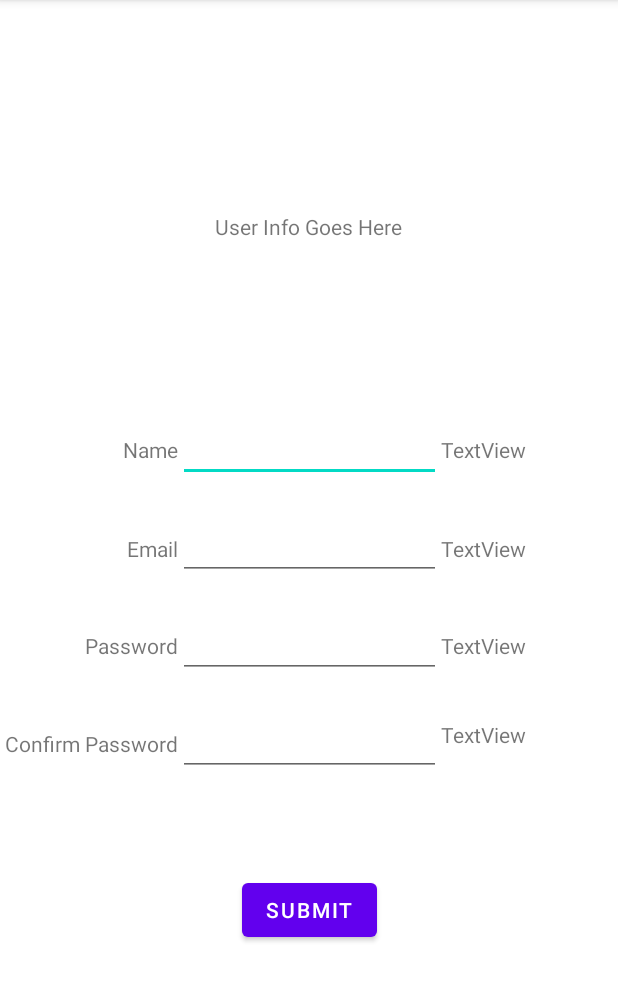
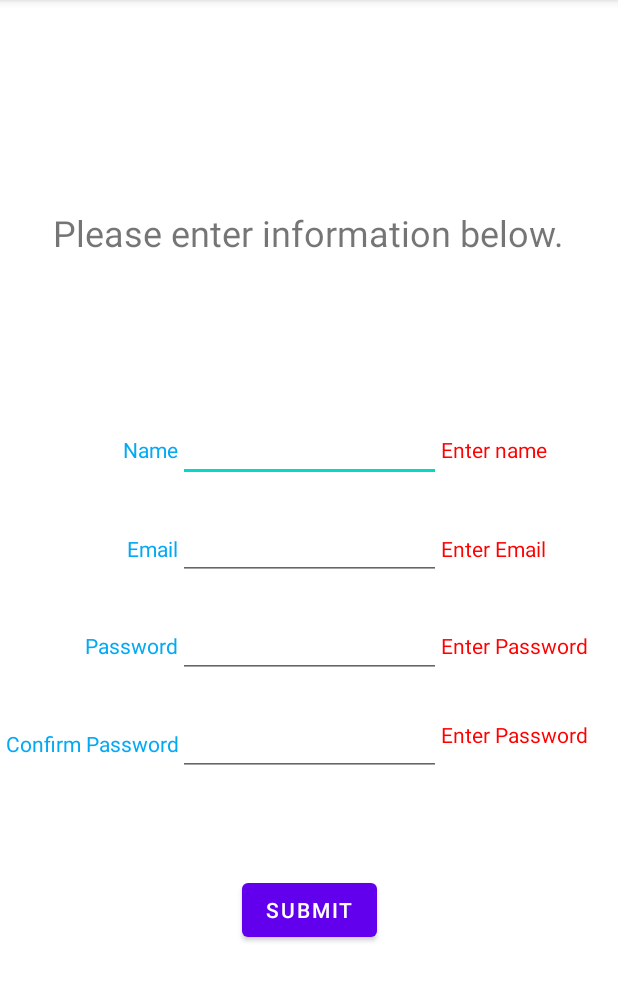
Before and after one commit to PolskaTag/SignUpForm, an Android app: the screen it shows after launch (MainActivity), after a tap on "SUBMIT", on a phone screen of 412 x 824 dp, the part 84-1086 px from its top. Run offline under Robolectric (Android 15) with nearby library versions, the phone set to English and light mode, and no system bars.

Commit message:
Finished main + customized design

```diff
--- a/app/src/main/java/edu/temple/signupform/MainActivity.java
+++ b/app/src/main/java/edu/temple/signupform/MainActivity.java
@@ -37,10 +37,45 @@ public class MainActivity extends AppCompatActivity {
         findViewById(R.id.button).setOnClickListener(new View.OnClickListener() {
             @Override
             public void onClick(View v) {
+                reset_errors();
+                boolean filled = true;
+
+                if("".equals(name.getText().toString())){
+                    name_err.setText("Enter name");
+                    filled = false;
+                }
+                if("".equals(email.getText().toString())){
+                    email_err.setText("Enter Email");
+                    filled = false;
+                }
+                if("".equals(password.getText().toString())){
+                    password_err.setText("Enter Password");
+                    filled = false;
+                }
+                if("".equals(password_conf.getText().toString())){
+                    password_conf_err.setText("Enter Password");
+                    filled = false;
+                }
+                // All info supplied, check password match
+                if(filled) {
+                    if(password.getText().toString().equals(password_conf.getText().toString())){
+                        message_area.setText("Welcome " + name.getText().toString() + " to SignUpForm!");
+                    }
+                    else {
+                        password_conf_err.setText("No match!");
+                    }
+
+                }
 
             }
         });
 
-
+    }
+    public void reset_errors(){
+        message_area.setText("Please enter information below.");
+        name_err.setText("");
+        email_err.setText("");
+        password_err.setText("");
+        password_conf_err.setText("");
     }
 }
--- a/app/src/main/res/layout/activity_main.xml
+++ b/app/src/main/res/layout/activity_main.xml
@@ -10,7 +10,8 @@
         android:id="@+id/messageArea_text"
         android:layout_width="wrap_content"
         android:layout_height="wrap_content"
-        android:text="User Info Goes Here"
+        android:text="Please enter information below."
+        android:textSize="24sp"
         app:layout_constraintBottom_toBottomOf="parent"
         app:layout_constraintHorizontal_bias="0.498"
         app:layout_constraintLeft_toLeftOf="parent"
@@ -70,43 +71,50 @@
         app:layout_constraintTop_toBottomOf="@+id/person_name_text" />
 
     <TextView
-        android:id="@+id/textView"
+        android:id="@+id/name_label"
         android:layout_width="wrap_content"
         android:layout_height="wrap_content"
         android:text="Name"
+        android:textColor="#03A9F4"
         app:layout_constraintBaseline_toBaselineOf="@+id/person_name_text"
         app:layout_constraintEnd_toStartOf="@+id/person_name_text" />
 
     <TextView
-        android:id="@+id/textView2"
+        android:id="@+id/email_label"
         android:layout_width="wrap_content"
         android:layout_height="wrap_content"
         android:layout_marginBottom="11dp"
         android:text="Email"
+        android:textColor="#03A9F4"
         app:layout_constraintBottom_toBottomOf="@+id/email_text"
         app:layout_constraintEnd_toStartOf="@+id/email_text" />
 
     <TextView
-        android:id="@+id/textView3"
+        android:id="@+id/password_label"
         android:layout_width="wrap_content"
         android:layout_height="wrap_content"
         android:text="Password"
+        android:textColor="#03A9F4"
         app:layout_constraintBaseline_toBaselineOf="@+id/password_text"
         app:layout_constraintEnd_toStartOf="@+id/password_text" />
 
     <TextView
-        android:id="@+id/textView4"
-        android:layout_width="wrap_content"
+        android:id="@+id/password_conf_label"
+        android:layout_width="0dp"
         android:layout_height="wrap_content"
+        android:gravity="right"
+        android:scrollHorizontally="false"
         android:text="Confirm Password"
+        android:textColor="#03A9F4"
         app:layout_constraintBaseline_toBaselineOf="@+id/passwordconf_text"
-        app:layout_constraintEnd_toStartOf="@+id/passwordconf_text" />
+        app:layout_constraintEnd_toStartOf="@+id/passwordconf_text"
+        app:layout_constraintStart_toStartOf="parent" />
 
     <TextView
         android:id="@+id/name_err"
         android:layout_width="wrap_content"
         android:layout_height="wrap_content"
-        android:text="TextView"
+        android:textColor="#FF0000"
         app:layout_constraintBaseline_toBaselineOf="@+id/person_name_text"
         app:layout_constraintStart_toEndOf="@+id/person_name_text" />
 
@@ -115,15 +123,16 @@
         android:layout_width="wrap_content"
         android:layout_height="wrap_content"
         android:layout_marginBottom="11dp"
-        android:text="TextView"
+        android:textColor="#FF0000"
         app:layout_constraintBottom_toBottomOf="@+id/email_text"
         app:layout_constraintStart_toEndOf="@+id/email_text" />
 
     <TextView
         android:id="@+id/password_err"
-        android:layout_width="wrap_content"
+        android:layout_width="0dp"
         android:layout_height="wrap_content"
-        android:text="TextView"
+        android:scrollHorizontally="false"
+        android:textColor="#FF0000"
         app:layout_constraintBaseline_toBaselineOf="@+id/password_text"
         app:layout_constraintStart_toEndOf="@+id/password_text" />
 
@@ -132,7 +141,7 @@
         android:layout_width="wrap_content"
         android:layout_height="wrap_content"
         android:layout_marginTop="8dp"
-        android:text="TextView"
+        android:textColor="#FF0000"
         app:layout_constraintStart_toEndOf="@+id/passwordconf_text"
         app:layout_constraintTop_toTopOf="@+id/passwordconf_text" />
 
```
